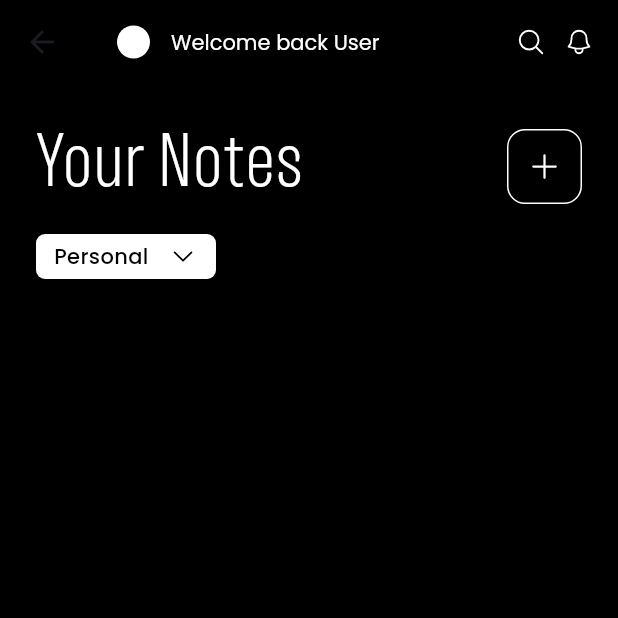
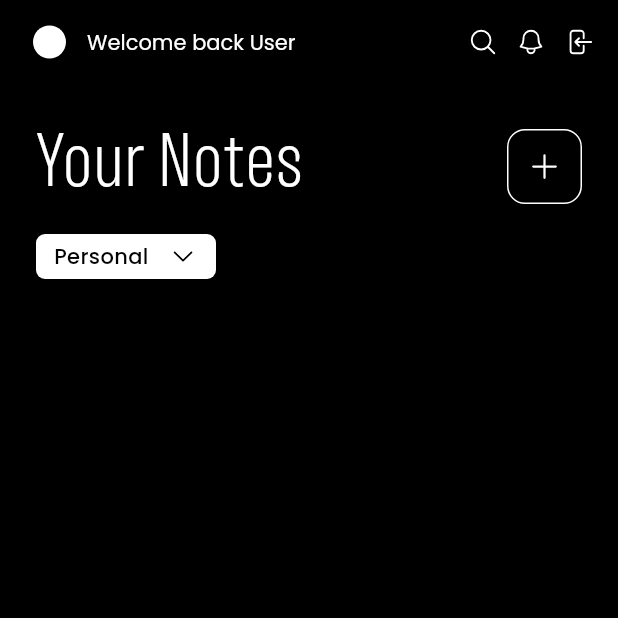
Before and after one commit to Fairuzzzzz/notes-app, a Flutter app: the AuthGate screen opened directly, on a phone screen of 412 x 824 dp, the top half of it. Run offline on Flutter 3.47's test engine with Material 3 defaults, Android fonts, the phone set to English and light mode, and no system bars; our stand-ins replace flutter_dotenv, flutter_svg, supabase_flutter; accounts and stored records are empty; network calls fail.

Commit message:
add logout

```diff
--- a/lib/main.dart
+++ b/lib/main.dart
@@ -1,7 +1,6 @@
 import 'package:flutter/material.dart';
 import 'package:flutter_dotenv/flutter_dotenv.dart';
-import 'package:notesapp/pages/home.dart';
-import 'package:notesapp/pages/login_page.dart';
+import 'package:notesapp/auth/auth_gate.dart';
 import 'package:supabase_flutter/supabase_flutter.dart';
 
 void main() async {
@@ -21,7 +20,7 @@ class MyApp extends StatelessWidget {
     return MaterialApp(
       theme: ThemeData(fontFamily: 'Backwards'),
       debugShowCheckedModeBanner: false,
-      home: const LoginPage(),
+      home: const AuthGate(),
     );
   }
 }
--- a/lib/pages/home.dart
+++ b/lib/pages/home.dart
@@ -1,5 +1,6 @@
 import 'package:flutter/material.dart';
 import 'package:flutter_svg/flutter_svg.dart';
+import 'package:notesapp/auth/auth_service.dart';
 
 class Home extends StatefulWidget {
   const Home({super.key});
@@ -9,6 +10,12 @@ class Home extends StatefulWidget {
 }
 
 class _HomeState extends State<Home> {
+  final authService = AuthService();
+
+  void logout() async {
+    await authService.signOut();
+  }
+
   @override
   Widget build(BuildContext context) {
     return Scaffold(
@@ -130,6 +137,18 @@ class _HomeState extends State<Home> {
                     width: 20,
                     color: Colors.white,
                   ),
+                  const SizedBox(
+                    width: 12,
+                  ),
+                  GestureDetector(
+                    onTap: logout,
+                    child: SvgPicture.asset(
+                      'assets/icons/Logout.svg',
+                      height: 20,
+                      width: 20,
+                      color: Colors.white,
+                    ),
+                  )
                 ],
               ),
             ],
```
Also changed, not shown: lib/auth/auth_service.dart (+13 -2 lines), lib/pages/register_page.dart (+17 -3 lines), assets/icons/Logout.svg (added).
